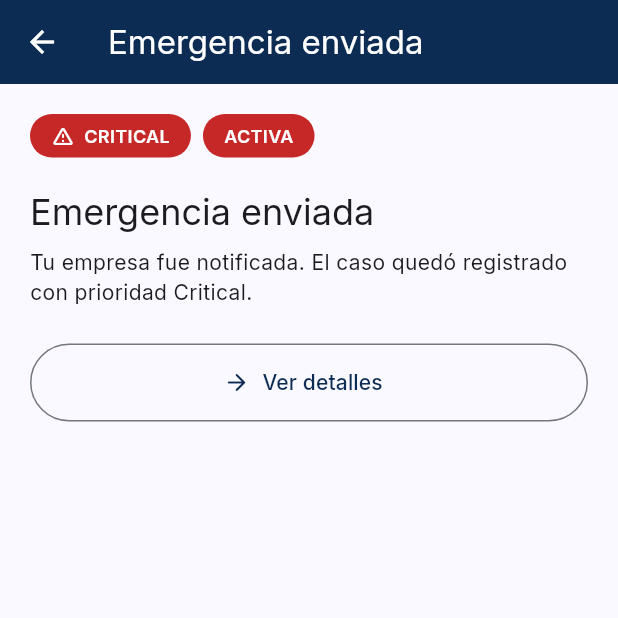
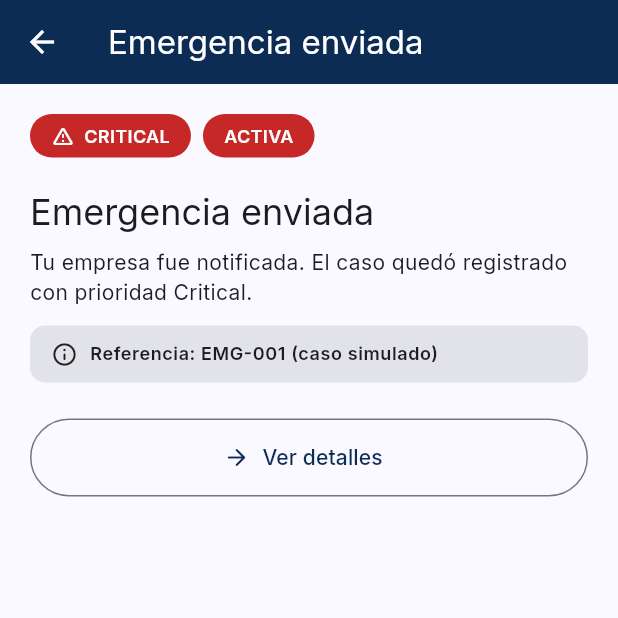
Before and after one commit to upc-pre-202620-1acc0238-4939-dreamteam/safebus-mobile-flutter, a Flutter app: the DriverEmergencySentScreen screen opened directly, on a phone screen of 412 x 824 dp, the top half of it. Run offline on Flutter 3.47's test engine with Material 3 defaults, Android fonts, the phone set to English and light mode, and no system bars; our stand-ins replace google_fonts.

Commit message:
refactor(driver): polish DriverEmergencySentScreen and clean constructor lints

```diff
--- a/lib/features/driver/driver_emergency_sent_screen.dart
+++ b/lib/features/driver/driver_emergency_sent_screen.dart
@@ -17,8 +17,8 @@ class DriverEmergencySentScreen extends StatelessWidget {
         child: Column(
           crossAxisAlignment: CrossAxisAlignment.start,
           children: [
-            Row(
-              children: const [
+            const Row(
+              children: [
                 PriorityChip(priority: EmergencyPriority.critical),
                 SizedBox(width: 8),
                 _StatusChip(status: EmergencyStatus.active),
@@ -31,6 +31,26 @@ class DriverEmergencySentScreen extends StatelessWidget {
               'Tu empresa fue notificada. El caso quedó registrado con '
               'prioridad Critical.',
               style: theme.textTheme.bodyMedium,
+            ),
+            const SizedBox(height: 12),
+            Container(
+              padding: const EdgeInsets.symmetric(horizontal: 14, vertical: 10),
+              decoration: BoxDecoration(
+                color: theme.colorScheme.surfaceContainerHighest,
+                borderRadius: BorderRadius.circular(10),
+              ),
+              child: Row(
+                children: [
+                  const Icon(Icons.info_outline_rounded, size: 18),
+                  const SizedBox(width: 8),
+                  Text(
+                    'Referencia: EMG-001 (caso simulado)',
+                    style: theme.textTheme.bodySmall?.copyWith(
+                      fontWeight: FontWeight.w600,
+                    ),
+                  ),
+                ],
+              ),
             ),
             const SizedBox(height: 24),
             OutlinedButton.icon(
```
